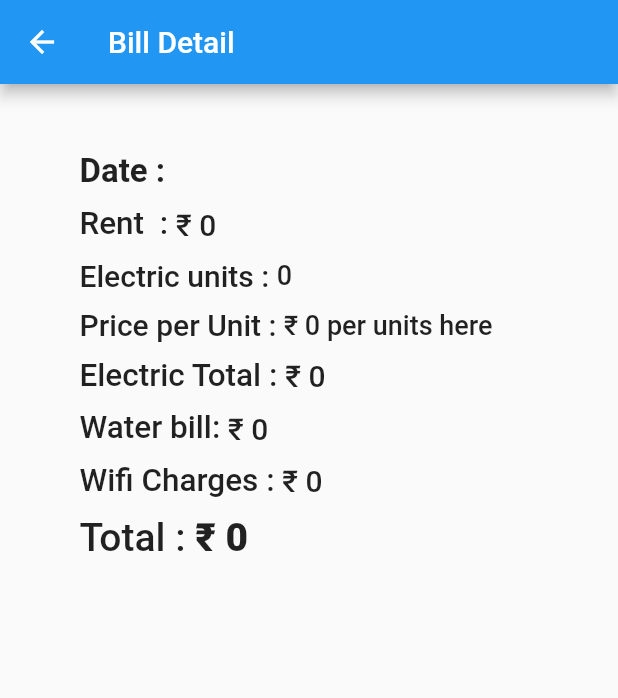
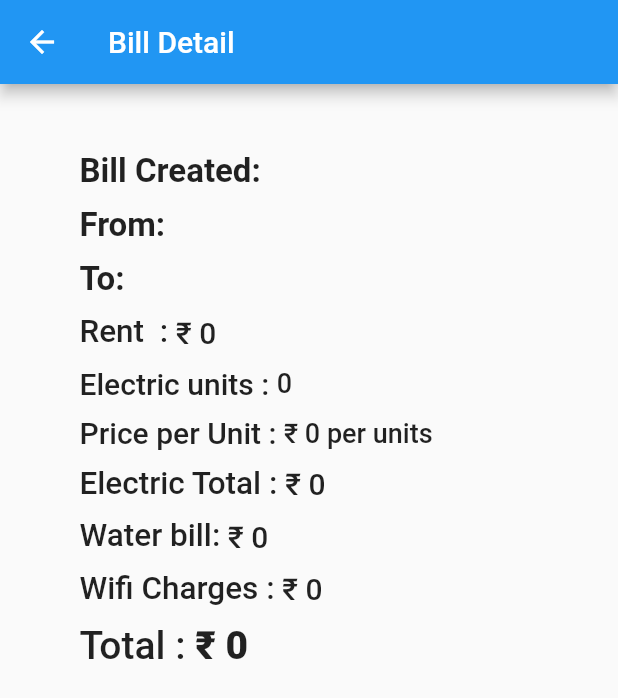
Before and after one commit to gourav-shinde/tenant_flutter, a Flutter app: the billDetail screen opened directly with empty values, on a phone screen of 412 x 824 dp. Shown: the top 698 px of the screen. Run offline on Flutter 3.47's test engine with Material 2 defaults, Android fonts, the phone set to English and light mode, and no system bars; our stand-ins replace datetime_picker_formfield, shared_preferences; accounts and stored records are empty; network calls fail.

Commit message:
new laoding animation

```diff
--- a/lib/models/bill_model.dart
+++ b/lib/models/bill_model.dart
@@ -3,6 +3,8 @@ import 'dart:convert';
 class Bill {
   int id;
   String date;
+  String startdate;
+  String enddate;
   int rent;
   int electric_units;
   int price_per_unit;
@@ -11,6 +13,16 @@ class Bill {
   int wifi_charge;
   int total;
 
-  Bill(this.id, this.date, this.rent, this.electric_total, this.water_bill,
-      this.wifi_charge, this.total, this.electric_units, this.price_per_unit);
+  Bill(
+      this.id,
+      this.date,
+      this.rent,
+      this.electric_total,
+      this.water_bill,
+      this.wifi_charge,
+      this.total,
+      this.electric_units,
+      this.price_per_unit,
+      this.startdate,
+      this.enddate);
 }
--- a/lib/screens/bill_detail.dart
+++ b/lib/screens/bill_detail.dart
@@ -35,7 +35,31 @@ class billDetailState extends State<billDetail> {
               Row(
                 children: [
                   Text(
-                    "Date : " + bill_instance.date,
+                    "Bill Created: " + bill_instance.date,
+                    style:
+                        TextStyle(fontSize: 22.0, fontWeight: FontWeight.w700),
+                  ),
+                ],
+              ),
+              SizedBox(
+                height: 10,
+              ),
+              Row(
+                children: [
+                  Text(
+                    "From: " + bill_instance.startdate,
+                    style:
+                        TextStyle(fontSize: 22.0, fontWeight: FontWeight.w700),
+                  ),
+                ],
+              ),
+              SizedBox(
+                height: 10,
+              ),
+              Row(
+                children: [
+                  Text(
+                    "To: " + bill_instance.enddate,
                     style:
                         TextStyle(fontSize: 22.0, fontWeight: FontWeight.w700),
                   ),
@@ -116,7 +140,7 @@ class billDetailState extends State<billDetail> {
                       Text(
                           "₹ " +
                               bill_instance.price_per_unit.toString() +
-                              " per units here",
+                              " per units",
                           style: TextStyle(
                             fontSize: 18.0,
                             fontWeight: FontWeight.w500,
--- a/lib/screens/logged_sandbox.dart
+++ b/lib/screens/logged_sandbox.dart
@@ -78,7 +78,7 @@ class TenantViewState extends State<TenantView> {
                 return Container(
                   padding: EdgeInsets.all(100),
                   child: Center(
-                    child: LinearProgressIndicator(),
+                    child: CircularProgressIndicator(),
                   ),
                 );
               } else
```
Also changed, not shown: lib/screens/add_bill_payment.dart (+70 -4 lines), lib/screens/tenant_detail.dart (+11 -6 lines).
